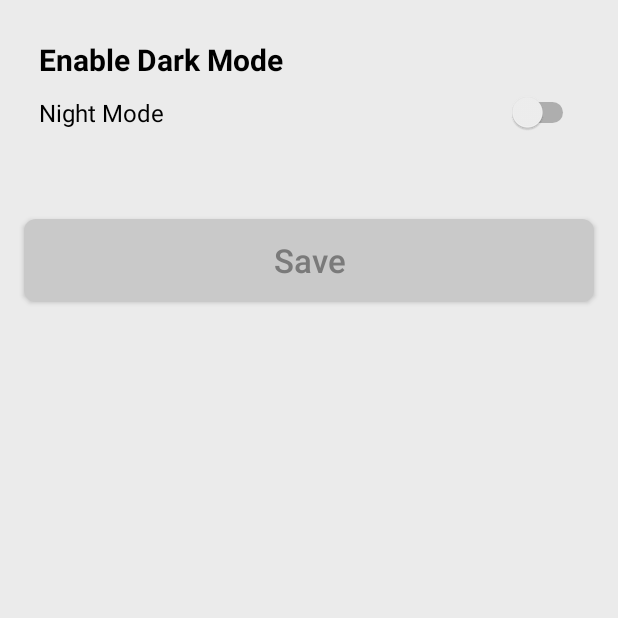
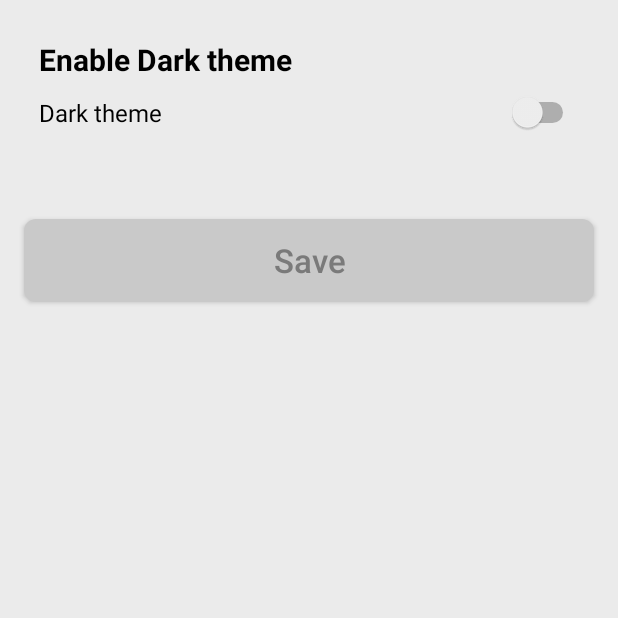
Before and after one commit to dbatsky/Team3_ToDo, an Android app: the SettingsActivity screen opened directly, with no data from a screen before it, on a phone screen of 412 x 824 dp, the top half of it. Run offline under Robolectric (Android 15) with nearby library versions, the phone set to English and light mode, and no system bars.

Commit message:
Various bug fixes

```diff
--- a/app/src/main/res/values/strings.xml
+++ b/app/src/main/res/values/strings.xml
@@ -11,15 +11,15 @@
     <string name="hintTitle">e.g. Cat</string>
     <string name="todoDescription">Description</string>
     <string name="hintDescription">e.g. Buy milk</string>
-    <string name="todoDue">Edit ToDo</string>
+    <string name="todoDue">Due to</string>
     <string name="todoDate">Tomorrow</string>
     <string name="buttonCreate">Create</string>
     <string name="buttonCancel">Cancel</string>
     <string name="buttonSave">Save</string>
     <string name="buttonDelete">Delete</string>
     <string name="title_activity_settings">Settings</string>
-    <string name="enableDarkMode">Enable Dark Mode</string>
-    <string name="nightMode">Night Mode</string>
+    <string name="enableDarkMode">Enable Dark theme</string>
+    <string name="nightMode">Dark theme</string>
 
     <!-- Preference Titles -->
     <string name="messages_header">Messages</string>
```
